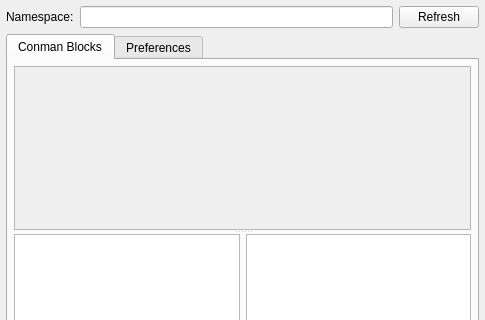
First picture: the form in rqt_conman/src/rqt_conman/rqt_conman.ui, repository jbohren/conman, before the edit; both pictures show x 0 to 485 and y 0 to 320 of the 485 by 592 pixel window.
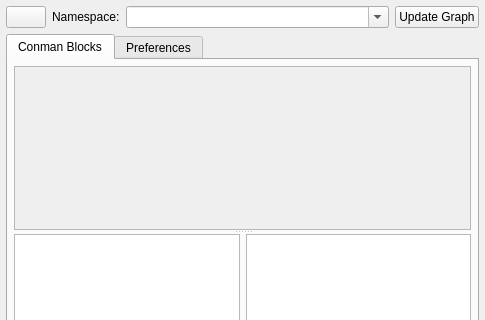
Second picture: the form after the edit. Custom widgets are drawn as their Qt base class.

Commit message: rqt_conman autofilled schemes and centered graph

```diff
--- a/rqt_conman/src/rqt_conman/rqt_conman.ui
+++ b/rqt_conman/src/rqt_conman/rqt_conman.ui
@@ -19,6 +19,16 @@
    </property>
    <item>
     <layout class="QHBoxLayout" name="horizontalLayout_2">
+     <item>
+      <widget class="QPushButton" name="ns_refresh_button">
+       <property name="toolTip">
+        <string>Refresh available namespaces.</string>
+       </property>
+       <property name="text">
+        <string/>
+       </property>
+      </widget>
+     </item> 
      <item>
       <widget class="QLabel" name="label">
        <property name="text">
@@ -27,12 +37,34 @@
       </widget>
      </item>
      <item>
-      <widget class="QLineEdit" name="namespace_input"/>
+      <widget class="ExtendedComboBox" name="namespace_input">
+       <property name="sizePolicy">
+        <sizepolicy hsizetype="Expanding" vsizetype="Fixed">
+         <horstretch>1</horstretch>
+         <verstretch>0</verstretch>
+        </sizepolicy>
+       </property>
+       <property name="minimumSize">
+        <size>
+          <width>100</width>
+          <height>0</height>
+        </size>
+       </property>
+       <property name="toolTip">
+        <string>Conman namespace graph to display.</string>
+       </property>
+       <property name="editable">
+        <bool>true</bool>
+       </property>
+       <property name="sizeAdjustPolicy">
+        <enum>QComboBox::AdjustToMinimumContentsLength</enum>
+       </property>
+      </widget>
      </item>
      <item>
       <widget class="QPushButton" name="refresh_button">
        <property name="text">
-        <string>Refresh</string>
+        <string>Update Graph</string>
        </property>
       </widget>
      </item>
@@ -381,6 +413,11 @@
    <extends>QWidget</extends>
    <header>xdot.xdot_qt</header>
   </customwidget>
+  <customwidget>
+   <class>ExtendedComboBox</class>
+   <extends>QComboBox</extends>
+   <header>rqt_py_common.extended_combo_box</header>
+  </customwidget>
  </customwidgets>
  <resources/>
  <connections/>
```
The commit also changes 1 other file.
